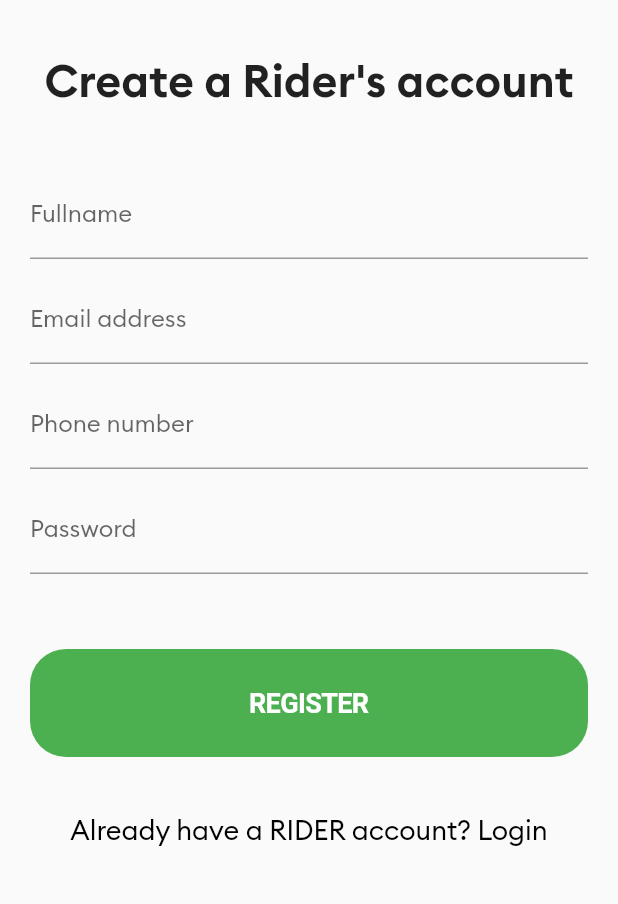
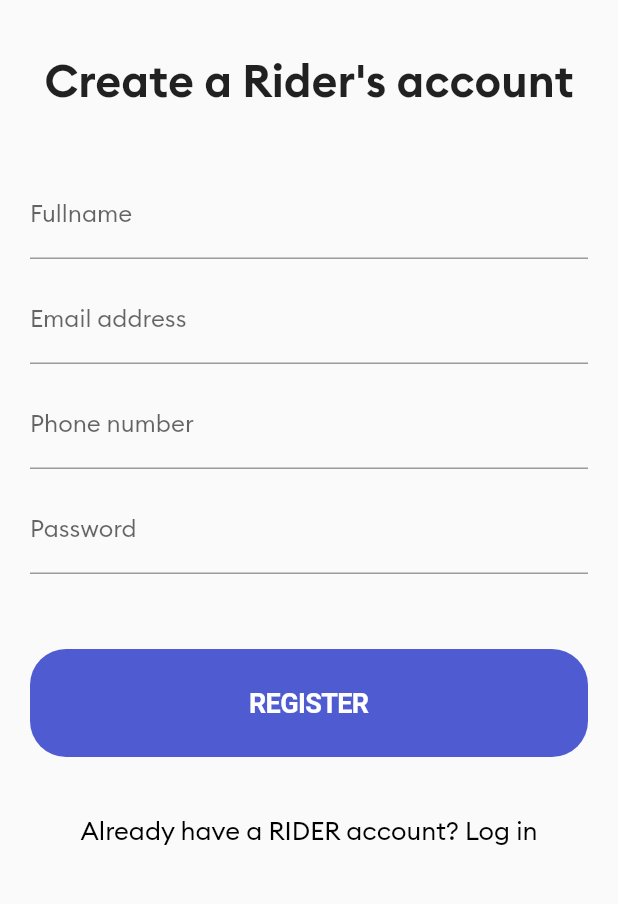
Before and after one commit to Khurshidddbek/taxigo, a Flutter app: the screen it shows after launch, after a tap on "Don't have an account? Sign up here", on a phone screen of 412 x 824 dp, the part 332-1236 px from its top. Run offline on Flutter 3.47's test engine with Material 2 defaults, Android fonts, the phone set to English and light mode, and no system bars; our stand-ins replace firebase_core, flutter_svg; accounts and stored records are empty.

Commit message:
Combined login and register buttons
And added BrandColors file.

```diff
--- /dev/null
+++ b/lib/brand_colors.dart
@@ -0,0 +1,25 @@
+import 'package:flutter/material.dart';
+
+class BrandColors {
+  static const Color primary = Color(0xFF2B1A64);
+  static const Color primaryDark = Color(0xFF1c3aa9);
+  static const Color accent = Color(0xFF21ba45);
+  static const Color accent1 = Color(0xFFe3fded);
+
+  static const Color background = Color(0xFFFBFAFF);
+
+  static const Color pink = Color(0xFFE66C75);
+  static const Color orange = Color(0xFFE8913A);
+  static const Color blue = Color(0xFF2254A3);
+  static const Color accentPurple = Color(0xFF4f5cd1);
+
+  static const Color text = Color(0xFF383635);
+  static const Color textLight = Color(0xFF918D8D);
+  static const Color textSemiLight = Color(0xFF737373);
+  static const Color textDark = Color(0xFF292828);
+
+  static const Color green = Color(0xFF40cf89);
+  static const Color lightGray = Color(0xFFe2e2e2);
+  static const Color lightGrayFair = Color(0xFFe1e5e8);
+  static const Color dimText = Color(0xFFadadad);
+}
--- a/lib/screens/login_page.dart
+++ b/lib/screens/login_page.dart
@@ -1,9 +1,10 @@
 // Optimize this flutter UI code and get me only code
 
-import 'package:flutter/cupertino.dart';
 import 'package:flutter/material.dart';
 import 'package:flutter_svg/svg.dart';
+import 'package:taxigo/brand_colors.dart';
 import 'package:taxigo/screens/registration_page.dart';
+import 'package:taxigo/widgets/button_widget.dart';
 
 class LoginPage extends StatelessWidget {
   static const String id = "login";
@@ -76,23 +77,10 @@ class LoginPage extends StatelessWidget {
                 const SizedBox(height: 50),
 
                 // #button
-                CupertinoButton(
-                  color: Colors.green,
-                  borderRadius: BorderRadius.circular(24),
+                TaxiButton(
+                  title: "LOGIN",
+                  color: BrandColors.green,
                   onPressed: () {},
-                  child: const SizedBox(
-                    height: 40,
-                    child: Center(
-                      child: Text(
-                        "LOGIN",
-                        style: TextStyle(
-                          fontSize: 18,
-                          fontWeight: FontWeight.bold,
-                          color: Colors.white,
-                        ),
-                      ),
-                    ),
-                  ),
                 ),
 
                 const SizedBox(height: 25),
--- a/lib/screens/registration_page.dart
+++ b/lib/screens/registration_page.dart
@@ -1,6 +1,7 @@
-import 'package:flutter/cupertino.dart';
 import 'package:flutter/material.dart';
 import 'package:flutter_svg/svg.dart';
+import 'package:taxigo/brand_colors.dart';
+import 'package:taxigo/widgets/button_widget.dart';
 
 class RegistrationPage extends StatelessWidget {
   static const String id = "registration";
@@ -94,23 +95,10 @@ class RegistrationPage extends StatelessWidget {
                 const SizedBox(height: 50),
 
                 // #button
-                CupertinoButton(
-                  color: Colors.green,
-                  borderRadius: BorderRadius.circular(24),
+                TaxiButton(
+                  title: "REGISTER",
+                  color: BrandColors.accentPurple,
                   onPressed: () {},
-                  child: const SizedBox(
-                    height: 40,
-                    child: Center(
-                      child: Text(
-                        "REGISTER",
-                        style: TextStyle(
-                          fontSize: 18,
-                          fontWeight: FontWeight.bold,
-                          color: Colors.white,
-                        ),
-                      ),
-                    ),
-                  ),
                 ),
 
                 const SizedBox(height: 25),
@@ -121,9 +109,9 @@ class RegistrationPage extends StatelessWidget {
                     Navigator.pop(context);
                   },
                   child: const Text(
-                    "Already have a RIDER account? Login",
+                    "Already have a RIDER account? Log in",
                     style: TextStyle(
-                      fontSize: 18,
+                      fontSize: 17,
                       color: Colors.black,
                     ),
                   ),
--- /dev/null
+++ b/lib/widgets/button_widget.dart
@@ -0,0 +1,37 @@
+import 'package:flutter/cupertino.dart';
+import 'package:flutter/material.dart';
+
+class TaxiButton extends StatelessWidget {
+  final String title;
+  final Color color;
+  final Function onPressed;
+
+  const TaxiButton({
+    required this.title,
+    required this.color,
+    required this.onPressed,
+    super.key,
+  });
+
+  @override
+  Widget build(BuildContext context) {
+    return CupertinoButton(
+      color: color,
+      borderRadius: BorderRadius.circular(24),
+      onPressed: () => onPressed,
+      child: SizedBox(
+        height: 40,
+        child: Center(
+          child: Text(
+            title,
+            style: const TextStyle(
+              fontSize: 18,
+              fontWeight: FontWeight.bold,
+              color: Colors.white,
+            ),
+          ),
+        ),
+      ),
+    );
+  }
+}
```
